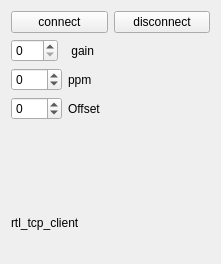
Above: src/devices/rtl_tcp/rtl_tcp-widget.ui from tomneda/DABstar before the change. Below: the same form after it.
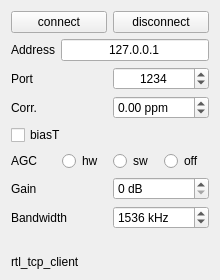
That is the form after the change.

```diff
--- a/src/devices/rtl_tcp/rtl_tcp-widget.ui
+++ b/src/devices/rtl_tcp/rtl_tcp-widget.ui
@@ -6,8 +6,8 @@
    <rect>
     <x>0</x>
     <y>0</y>
-    <width>221</width>
-    <height>264</height>
+    <width>220</width>
+    <height>260</height>
    </rect>
   </property>
   <property name="windowTitle">
@@ -33,46 +33,172 @@
     </layout>
    </item>
    <item>
-    <layout class="QFormLayout" name="formLayout">
-     <item row="0" column="0">
+    <layout class="QHBoxLayout" name="horizontalLayout_2">
+     <item>
+      <widget class="QLabel" name="label_4">
+       <property name="text">
+        <string>Address</string>
+       </property>
+      </widget>
+     </item>
+     <item>
+      <widget class="QLineEdit" name="tcp_address">
+       <property name="minimumSize">
+        <size>
+         <width>100</width>
+         <height>0</height>
+        </size>
+       </property>
+       <property name="text">
+        <string notr="true">127.0.0.1</string>
+       </property>
+       <property name="alignment">
+        <set>Qt::AlignCenter</set>
+       </property>
+      </widget>
+     </item>
+    </layout>
+   </item>
+   <item>
+    <layout class="QHBoxLayout" name="horizontalLayout_3">
+     <item>
+      <widget class="QLabel" name="label_5">
+       <property name="text">
+        <string>Port</string>
+       </property>
+      </widget>
+     </item>
+     <item>
+      <widget class="QSpinBox" name="tcp_port">
+       <property name="alignment">
+        <set>Qt::AlignCenter</set>
+       </property>
+       <property name="maximum">
+        <number>99999</number>
+       </property>
+       <property name="value">
+        <number>1234</number>
+       </property>
+      </widget>
+     </item>
+    </layout>
+   </item>
+   <item>
+    <layout class="QHBoxLayout" name="horizontalLayout_4">
+     <item>
+      <widget class="QLabel" name="label_1">
+       <property name="text">
+        <string>Corr.</string>
+       </property>
+      </widget>
+     </item>
+     <item>
+      <widget class="QDoubleSpinBox" name="tcp_ppm">
+       <property name="suffix">
+        <string> ppm</string>
+       </property>
+       <property name="toolTip">
+        <string>&lt;html&gt;&lt;head/&gt;&lt;body&gt;&lt;p&gt;ppm control. Tells the device the offset (in ppm) of the observed oscillator offset.&lt;/p&gt;&lt;/body&gt;&lt;/html&gt;</string>
+       </property>
+       <property name="minimum">
+        <double>-150.0</double>
+       </property>
+       <property name="maximum">
+        <double>150.0</double>
+       </property>
+      </widget>
+     </item>
+    </layout>
+   </item>
+   <item>
+    <layout class="QHBoxLayout" name="horizontalLayout_5">
+     <item>
+      <widget class="QCheckBox" name="tcp_biast">
+       <property name="text">
+        <string>biasT</string>
+       </property>
+      </widget>
+     </item>
+    </layout>
+   </item>
+   <item>
+    <layout class="QHBoxLayout" name="horizontalLayout_6">
+     <item>
+      <widget class="QLabel" name="agcLabel">
+       <property name="text">
+        <string>AGC</string>
+       </property>
+      </widget>
+     </item>
+     <item>
+      <widget class="QRadioButton" name="hw_agc">
+       <property name="text">
+        <string>hw</string>
+       </property>
+      </widget>
+     </item>
+     <item>
+      <widget class="QRadioButton" name="sw_agc">
+       <property name="text">
+        <string>sw</string>
+       </property>
+      </widget>
+     </item>
+     <item>
+      <widget class="QRadioButton" name="manual">
+       <property name="text">
+        <string>off</string>
+       </property>
+      </widget>
+     </item>
+    </layout>
+   </item>
+   <item>
+    <layout class="QHBoxLayout" name="horizontalLayout_7">
+     <item>
+      <widget class="QLabel" name="gainLabel">
+       <property name="text">
+        <string>Gain</string>
+       </property>
+      </widget>
+     </item>
+     <item>
       <widget class="QSpinBox" name="tcp_gain">
+       <property name="suffix">
+        <string> dB</string>
+       </property>
        <property name="maximum">
         <number>999</number>
        </property>
       </widget>
      </item>
-     <item row="0" column="1">
-      <widget class="QLabel" name="label_2">
+    </layout>
+   </item>
+   <item>
+    <layout class="QHBoxLayout" name="horizontalLayout_8">
+     <item>
+      <widget class="QLabel" name="bandwidthLabel">
        <property name="text">
-        <string> gain</string>
+        <string>Bandwidth</string>
        </property>
       </widget>
      </item>
-     <item row="1" column="0">
-      <widget class="QSpinBox" name="tcp_ppm">
+     <item>
+      <widget class="QSpinBox" name="tcp_bandwidth">
+       <property name="suffix">
+        <string> kHz</string>
+       </property>
        <property name="minimum">
-        <number>-100</number>
+        <number>1200</number>
        </property>
-      </widget>
-     </item>
-     <item row="1" column="1">
-      <widget class="QLabel" name="label_3">
-       <property name="text">
-        <string>ppm</string>
+       <property name="maximum">
+        <number>2000</number>
        </property>
-      </widget>
-     </item>
-     <item row="2" column="0">
-      <widget class="QSpinBox" name="khzOffset">
-       <property name="minimum">
-        <number>-100</number>
+       <property name="singleStep">
+        <number>20</number>
        </property>
-      </widget>
-     </item>
-     <item row="2" column="1">
-      <widget class="QLabel" name="label_4">
-       <property name="text">
-        <string>Offset</string>
+       <property name="value">
+        <number>1536</number>
        </property>
       </widget>
      </item>
```
